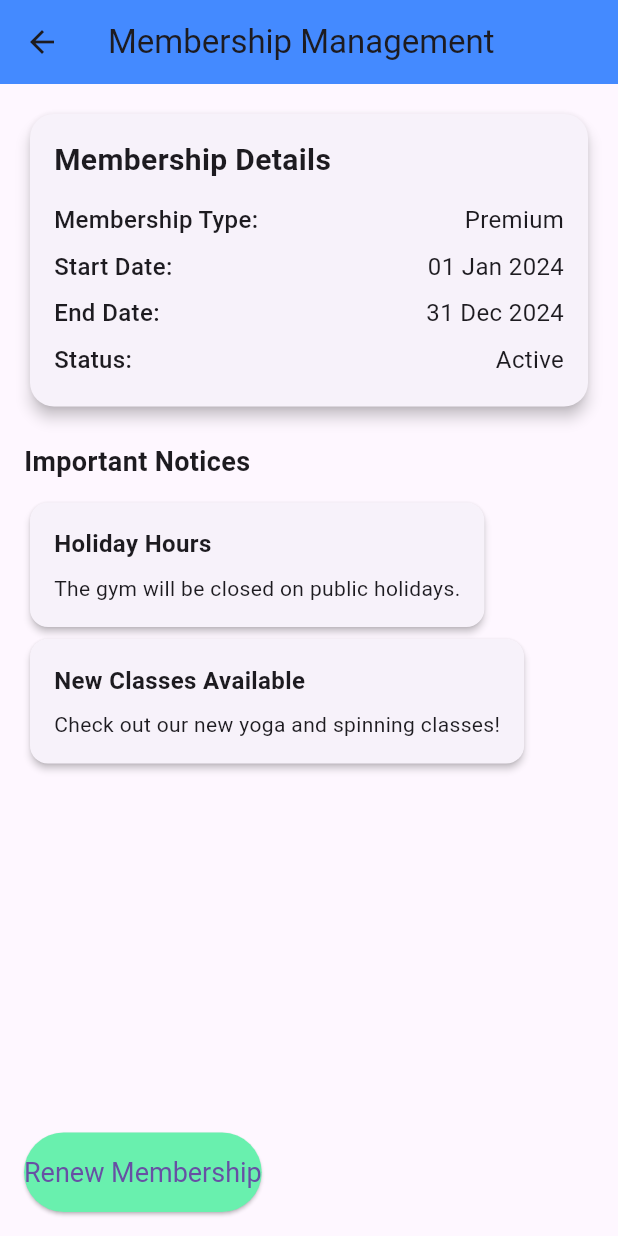
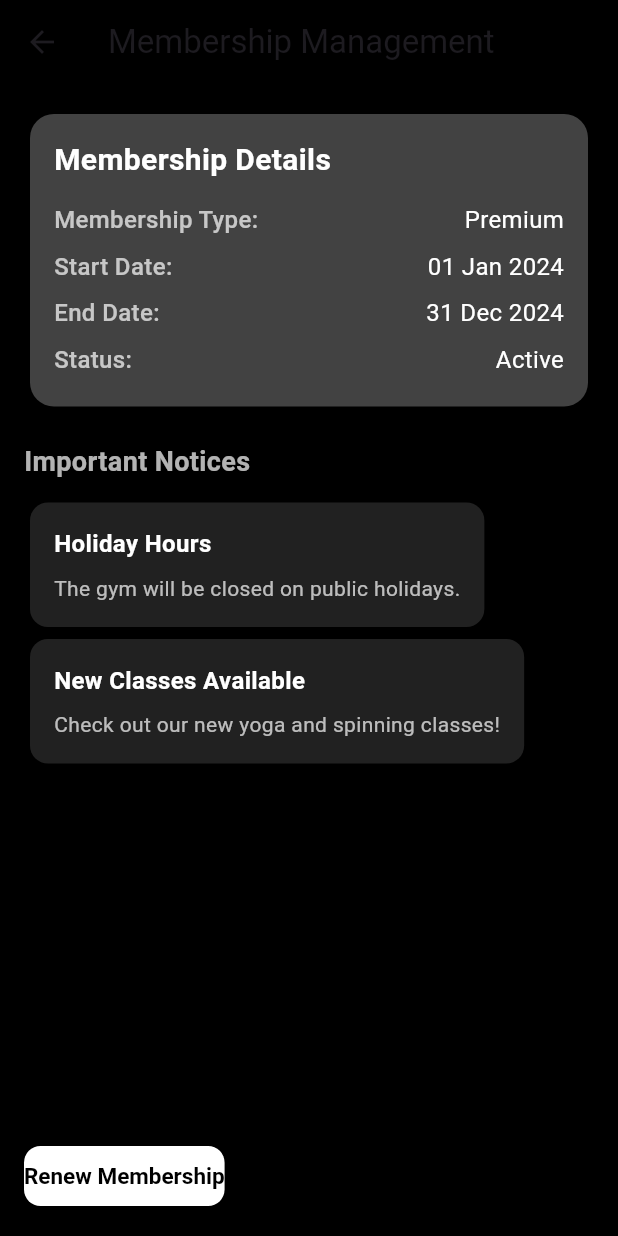
Before and after one commit to Paarth-Ghone/fit, a Flutter app: the DashboardPage screen opened directly, after a tap on "Membership", on a phone screen of 412 x 824 dp. Run offline on Flutter 3.47's test engine with Material 3 defaults, Android fonts, the phone set to English and light mode, and no system bars; our stand-ins replace fl_chart.

Commit message:
second commit

```diff
--- a/lib/dash.dart
+++ b/lib/dash.dart
@@ -12,142 +12,23 @@ class DashboardPage extends StatelessWidget {
     return Scaffold(
       appBar: AppBar(
         title: Text('Dashboard', style: TextStyle(fontWeight: FontWeight.bold)),
-        backgroundColor: Colors.deepPurple,
+        backgroundColor: Colors.deepPurpleAccent,
         elevation: 0,
-        toolbarHeight: 70,
         centerTitle: true,
       ),
-      body: Padding(
-        padding: const EdgeInsets.symmetric(horizontal: 16.0, vertical: 20.0),
+      body: Container(
+        color: Colors.grey[100],
         child: Column(
           crossAxisAlignment: CrossAxisAlignment.start,
           children: [
-            Text(
-              'Hello, [User Name]',
-              style: TextStyle(
-                fontSize: 28.0,
-                fontWeight: FontWeight.w600,
-                color: Colors.deepPurple,
-              ),
-            ),
-            SizedBox(height: 20.0),
-            Expanded(
-              child: GridView(
-                gridDelegate: SliverGridDelegateWithFixedCrossAxisCount(
-                  crossAxisCount: 2,
-                  crossAxisSpacing: 12.0,
-                  mainAxisSpacing: 12.0,
-                  childAspectRatio: 1.2,
-                ),
-                children: [
-                  DashboardCard(
-                    title: 'Membership',
-                    icon: Icons.card_membership,
-                    color: Colors.orangeAccent,
-                    onTap: () {
-                      Navigator.push(
-                        context,
-                        MaterialPageRoute(builder: (context) => MembershipManagementPage()),
-                      );
-                    },
-                  ),
-                  DashboardCard(
-                    title: 'Workout Plans',
-                    icon: Icons.fitness_center,
-                    color: Colors.greenAccent,
-                    onTap: () {
-                      // Navigate to Workout Plans page
-                    },
-                  ),
-                  DashboardCard(
-                    title: 'Calorie Summary',
-                    icon: Icons.restaurant_menu,
-                    color: Colors.redAccent,
-                    onTap: () {
-                      Navigator.push(
-                        context,
-                        MaterialPageRoute(builder: (context) => CalorieTrackingPage()),
-                      );
-                    },
-                  ),
-                  DashboardCard(
-                    title: 'Progress Tracker',
-                    icon: Icons.show_chart,
-                    color: Colors.blueAccent,
-                    onTap: () {
-                      Navigator.push(
-                        context,
-                        MaterialPageRoute(builder: (context) => ProgressTrackingPage()),
-                      );
-                    },
-                  ),
-                  DashboardCard(
-                    title: 'Exercise',
-                    icon: Icons.table_bar_rounded,
-                    color: Colors.purpleAccent,
-                    onTap: () {
-                      Navigator.push(
-                        context,
-                        MaterialPageRoute(builder: (context) => ExerciseTutorialPage()),
-                      );
-                    },
-                  ),
-                  DashboardCard(
-                    title: 'Profile',
-                    icon: Icons.person,
-                    color: Colors.cyanAccent,
-                    onTap: () {
-                      Navigator.push(
-                        context,
-                        MaterialPageRoute(builder: (context) => ProfilePage()),
-                      );
-                    },
-                  ),
-                ],
-              ),
-            ),
-            SizedBox(height: 20.0),
-            Text(
-              'Quick Actions',
-              style: TextStyle(
-                fontSize: 20.0,
-                fontWeight: FontWeight.w500,
-                color: Colors.grey[700],
-              ),
-            ),
-            SizedBox(height: 10.0),
-            Row(
-              mainAxisAlignment: MainAxisAlignment.spaceBetween,
-              children: [
-                Expanded(
-                  child: ActionButton(
-                    title: 'Log Workout',
-                    icon: Icons.note_add,
-                    onTap: () {
-                      Navigator.push(
-                        context,
-                        MaterialPageRoute(builder: (context) => WorkoutLoggingPage()),
-                      );
-                    },
-                  ),
-                ),
-                SizedBox(width: 16.0),
-                Expanded(
-                  child: ActionButton(
-                    title: 'Log Food',
-                    icon: Icons.fastfood,
-                    onTap: () {
-                      // Navigate to Log Food page
-                    },
-                  ),
-                ),
-              ],
-            ),
+            _buildHeader(context),
+            Expanded(child: _buildContent(context)),
+            _buildQuickActions(context),
           ],
         ),
       ),
       bottomNavigationBar: BottomNavigationBar(
-        backgroundColor: Colors.deepPurple,
+        backgroundColor: Colors.deepPurpleAccent,
         selectedItemColor: Colors.white,
         unselectedItemColor: Colors.white60,
         items: [
@@ -167,96 +48,220 @@ class DashboardPage extends StatelessWidget {
       ),
     );
   }
-}
 
-class DashboardCard extends StatelessWidget {
-  final String title;
-  final IconData icon;
-  final Color color;
-  final VoidCallback onTap;
+  Widget _buildHeader(BuildContext context) {
+    return Container(
+      padding: EdgeInsets.all(16.0),
+      decoration: BoxDecoration(
+        gradient: LinearGradient(
+          colors: [Colors.deepPurpleAccent, Colors.purpleAccent],
+          begin: Alignment.topLeft,
+          end: Alignment.bottomRight,
+        ),
+      ),
+      child: Row(
+        children: [
+          CircleAvatar(
+            radius: 30.0,
+            backgroundColor: Colors.white,
+            child: Icon(Icons.person, size: 30.0, color: Colors.deepPurpleAccent),
+          ),
+          SizedBox(width: 16.0),
+          Expanded(
+            child: Column(
+              crossAxisAlignment: CrossAxisAlignment.start,
+              children: [
+                Text(
+                  'Hello, [User Name]',
+                  style: TextStyle(
+                    color: Colors.white,
+                    fontSize: 24.0,
+                    fontWeight: FontWeight.bold,
+                  ),
+                ),
+                SizedBox(height: 8.0),
+                Text(
+                  'Welcome back!',
+                  style: TextStyle(
+                    color: Colors.white70,
+                    fontSize: 16.0,
+                  ),
+                ),
+              ],
+            ),
+          ),
+        ],
+      ),
+    );
+  }
 
-  DashboardCard({
-    required this.title,
-    required this.icon,
-    required this.color,
-    required this.onTap,
-  });
+  Widget _buildContent(BuildContext context) {
+    return ListView(
+      padding: EdgeInsets.all(16.0),
+      children: [
+        _buildSection(
+          context,
+          title: 'Membership',
+          icon: Icons.card_membership,
+          color: Colors.purple[100]!,
+          onTap: () {
+            Navigator.push(
+              context,
+              MaterialPageRoute(builder: (context) => MembershipManagementPage()),
+            );
+          },
+        ),
+        _buildSection(
+          context,
+          title: 'Workout Plans',
+          icon: Icons.fitness_center,
+          color: Colors.purple[200]!,
+          onTap: () {
+            // Navigate to Workout Plans page
+          },
+        ),
+        _buildSection(
+          context,
+          title: 'Calorie Summary',
+          icon: Icons.restaurant_menu,
+          color: Colors.purple[300]!,
+          onTap: () {
+            Navigator.push(
+              context,
+              MaterialPageRoute(builder: (context) => CalorieTrackingPage()),
+            );
+          },
+        ),
+        _buildSection(
+          context,
+          title: 'Progress Tracker',
+          icon: Icons.show_chart,
+          color: Colors.purple[400]!,
+          onTap: () {
+            Navigator.push(
+              context,
+              MaterialPageRoute(builder: (context) => ProgressTrackingPage()),
+            );
+          },
+        ),
+        _buildSection(
+          context,
+          title: 'Exercise',
+          icon: Icons.table_bar_rounded,
+          color: Colors.purple[500]!,
+          onTap: () {
+            Navigator.push(
+              context,
+              MaterialPageRoute(builder: (context) => ExerciseTutorialPage()),
+            );
+          },
+        ),
+        _buildSection(
+          context,
+          title: 'Profile',
+          icon: Icons.person,
+          color: Colors.purple[600]!,
+          onTap: () {
+            Navigator.push(
+              context,
+              MaterialPageRoute(builder: (context) => ProfilePage()),
+            );
+          },
+        ),
+      ],
+    );
+  }
 
-  @override
-  Widget build(BuildContext context) {
+  Widget _buildSection(BuildContext context, {required String title, required IconData icon, required Color color, required VoidCallback onTap}) {
     return GestureDetector(
       onTap: onTap,
-      child: Card(
-        color: color,
-        elevation: 6.0,
-        shape: RoundedRectangleBorder(
-          borderRadius: BorderRadius.circular(16.0),
+      child: Container(
+        margin: EdgeInsets.symmetric(vertical: 8.0),
+        decoration: BoxDecoration(
+          color: color,
+          borderRadius: BorderRadius.circular(12.0),
+          boxShadow: [
+            BoxShadow(
+              color: Colors.black12,
+              offset: Offset(0, 4),
+              blurRadius: 8.0,
+            ),
+          ],
         ),
-        child: Center(
-          child: Column(
-            mainAxisAlignment: MainAxisAlignment.center,
-            children: [
-              Icon(
-                icon,
-                size: 36.0,
-                color: Colors.white,
-              ),
-              SizedBox(height: 8.0),
-              Text(
-                title,
-                style: TextStyle(
-                  color: Colors.white,
-                  fontSize: 16.0,
-                  fontWeight: FontWeight.bold,
-                ),
-              ),
-            ],
+        child: ListTile(
+          contentPadding: EdgeInsets.all(16.0),
+          leading: Icon(icon, size: 40.0, color: Colors.white),
+          title: Text(
+            title,
+            style: TextStyle(color: Colors.black87, fontSize: 18.0, fontWeight: FontWeight.bold),
           ),
+          trailing: Icon(Icons.arrow_forward_ios, color: Colors.deepPurpleAccent),
         ),
       ),
     );
   }
-}
 
-class ActionButton extends StatelessWidget {
-  final String title;
-  final IconData icon;
-  final VoidCallback onTap;
+  Widget _buildQuickActions(BuildContext context) {
+    return Container(
+      color: Colors.deepPurple[100],
+      padding: EdgeInsets.all(16.0),
+      child: Row(
+        mainAxisAlignment: MainAxisAlignment.spaceBetween,
+        children: [
+          _buildActionButton(
+            context,
+            title: 'Log Workout',
+            icon: Icons.note_add,
+            onTap: () {
+              Navigator.push(
+                context,
+                MaterialPageRoute(builder: (context) => WorkoutLoggingPage()),
+              );
+            },
+          ),
+          _buildActionButton(
+            context,
+            title: 'Log Food',
+            icon: Icons.fastfood,
+            onTap: () {
+              // Navigate to Log Food page
+            },
+          ),
+        ],
+      ),
+    );
+  }
 
-  ActionButton({
-    required this.title,
-    required this.icon,
-    required this.onTap,
-  });
-
-  @override
-  Widget build(BuildContext context) {
+  Widget _buildActionButton(BuildContext context, {required String title, required IconData icon, required VoidCallback onTap}) {
     return GestureDetector(
       onTap: onTap,
       child: Container(
+        width: 100.0, // Adjusted width
+        height: 100.0, // Adjusted height
         decoration: BoxDecoration(
-          color: Colors.deepPurple,
+          gradient: LinearGradient(
+            colors: [Colors.deepPurpleAccent, Colors.purpleAccent],
+            begin: Alignment.topLeft,
+            end: Alignment.bottomRight,
+          ),
           borderRadius: BorderRadius.circular(12.0),
         ),
-        padding: EdgeInsets.all(12.0),
+        padding: EdgeInsets.all(8.0),
         child: Column(
+          mainAxisAlignment: MainAxisAlignment.center,
           children: [
             CircleAvatar(
-              radius: 28.0,
+              radius: 20.0, // Smaller radius
               backgroundColor: Colors.white,
-              child: Icon(
-                icon,
-                color: Colors.deepPurple,
-                size: 28.0,
-              ),
+              child: Icon(icon, color: Colors.deepPurpleAccent, size: 20.0), // Smaller icon size
             ),
             SizedBox(height: 8.0),
             Text(
               title,
               style: TextStyle(
                 color: Colors.white,
-                fontSize: 14.0,
-                fontWeight: FontWeight.w600,
+                fontSize: 12.0, // Smaller font size
+                fontWeight: FontWeight.bold,
               ),
               textAlign: TextAlign.center,
             ),
--- a/lib/mem.dart
+++ b/lib/mem.dart
@@ -6,9 +6,11 @@ class MembershipManagementPage extends StatelessWidget {
     return Scaffold(
       appBar: AppBar(
         title: Text('Membership Management'),
-        backgroundColor: Colors.blueAccent,
+        backgroundColor: Colors.black,
+        elevation: 0,
       ),
-      body: Padding(
+      body: Container(
+        color: Colors.black,
         padding: const EdgeInsets.all(16.0),
         child: Column(
           crossAxisAlignment: CrossAxisAlignment.start,
@@ -20,6 +22,7 @@ class MembershipManagementPage extends StatelessWidget {
               style: TextStyle(
                 fontSize: 18.0,
                 fontWeight: FontWeight.bold,
+                color: Colors.white70,
               ),
             ),
             SizedBox(height: 10.0),
@@ -38,9 +41,13 @@ class MembershipManagementPage extends StatelessWidget {
               },
               child: Text('Renew Membership'),
               style: ElevatedButton.styleFrom(
-                padding: EdgeInsets.symmetric(vertical: 16.0),
-                primary: Colors.greenAccent,
-                textStyle: TextStyle(fontSize: 18.0),
+                primary: Colors.white,
+                onPrimary: Colors.black,
+                padding: EdgeInsets.symmetric(vertical: 10.0),
+                textStyle: TextStyle(fontSize: 15.0, fontWeight: FontWeight.bold),
+                shape: RoundedRectangleBorder(
+                  borderRadius: BorderRadius.circular(11.0),
+                ),
               ),
             ),
           ],
@@ -52,6 +59,7 @@ class MembershipManagementPage extends StatelessWidget {
   Widget _buildMembershipCard() {
     return Card(
       elevation: 4.0,
+      color: Colors.grey[800],
       shape: RoundedRectangleBorder(
         borderRadius: BorderRadius.circular(16.0),
       ),
@@ -65,6 +73,7 @@ class MembershipManagementPage extends StatelessWidget {
               style: TextStyle(
                 fontSize: 20.0,
                 fontWeight: FontWeight.bold,
+                color: Colors.white,
               ),
             ),
             SizedBox(height: 10.0),
@@ -86,11 +95,18 @@ class MembershipManagementPage extends StatelessWidget {
         children: [
           Text(
             label,
-            style: TextStyle(fontSize: 16.0, fontWeight: FontWeight.w500),
+            style: TextStyle(
+              fontSize: 16.0,
+              fontWeight: FontWeight.w500,
+              color: Colors.white70,
+            ),
           ),
           Text(
             value,
-            style: TextStyle(fontSize: 16.0),
+            style: TextStyle(
+              fontSize: 16.0,
+              color: Colors.white,
+            ),
           ),
         ],
       ),
@@ -100,6 +116,7 @@ class MembershipManagementPage extends StatelessWidget {
   Widget _buildNoticeCard(String title, String description) {
     return Card(
       elevation: 2.0,
+      color: Colors.grey[900],
       shape: RoundedRectangleBorder(
         borderRadius: BorderRadius.circular(12.0),
       ),
@@ -113,12 +130,16 @@ class MembershipManagementPage extends StatelessWidget {
               style: TextStyle(
                 fontSize: 16.0,
                 fontWeight: FontWeight.bold,
+                color: Colors.white,
               ),
             ),
             SizedBox(height: 8.0),
             Text(
               description,
-              style: TextStyle(fontSize: 14.0),
+              style: TextStyle(
+                fontSize: 14.0,
+                color: Colors.white70,
+              ),
             ),
           ],
         ),
```
Also changed, not shown: lib/adhome.dart (added, +13 -0 lines), lib/admin.dart (added, +78 -0 lines), lib/main.dart (+8 -1 lines).
